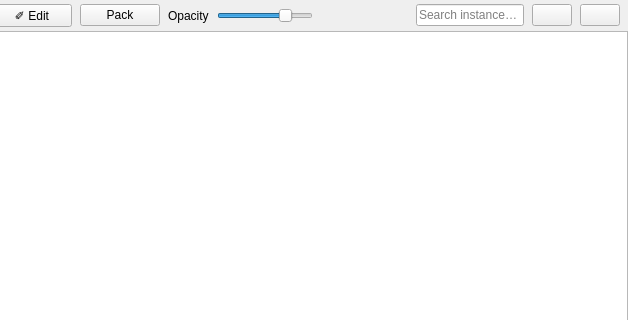
First picture: the form in src/qt/LauncherWindow.ui, repository ChicoState/prismaticlauncher, before the edit; both pictures show x 192 to 820 and y 0 to 320 of the 820 by 600 pixel window.
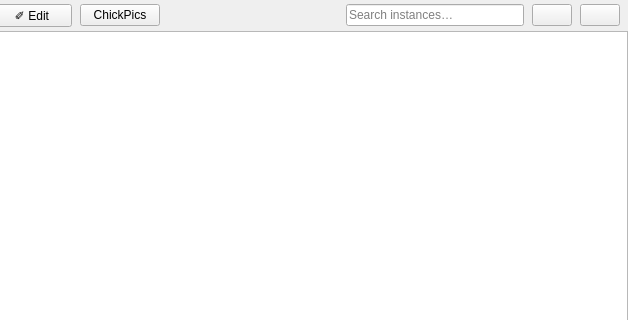
Second picture: the form after the edit. Icons and pictures are not drawn.

```diff
--- a/src/qt/LauncherWindow.ui
+++ b/src/qt/LauncherWindow.ui
@@ -83,51 +83,13 @@
          <string>Toggle ChickPix artwork</string>
         </property>
         <property name="text">
-         <string>Pack</string>
+         <string>ChickPics</string>
         </property>
         <property name="checkable">
          <bool>true</bool>
         </property>
        </widget>
       </item>
-      <item>
-       <widget class="QLabel" name="farmPackOpacityLabel">
-        <property name="text">
-         <string>Opacity</string>
-        </property>
-       </widget>
-      </item>
-      <item>
-       <widget class="QSlider" name="farmPackOpacity">
-        <property name="toolTip">
-         <string>ChickPix opacity</string>
-        </property>
-        <property name="accessibleName">
-         <string>ChickPix opacity</string>
-        </property>
-        <property name="minimumSize">
-         <size>
-          <width>90</width>
-          <height>0</height>
-         </size>
-        </property>
-        <property name="maximumSize">
-         <size>
-          <width>110</width>
-          <height>16777215</height>
-         </size>
-        </property>
-        <property name="maximum">
-         <number>100</number>
-        </property>
-        <property name="value">
-         <number>75</number>
-        </property>
-        <property name="orientation">
-         <enum>Qt::Orientation::Horizontal</enum>
-        </property>
-       </widget>
-      </item>
       <item>
        <spacer name="libraryToolbarSpacer">
         <property name="orientation">
```
